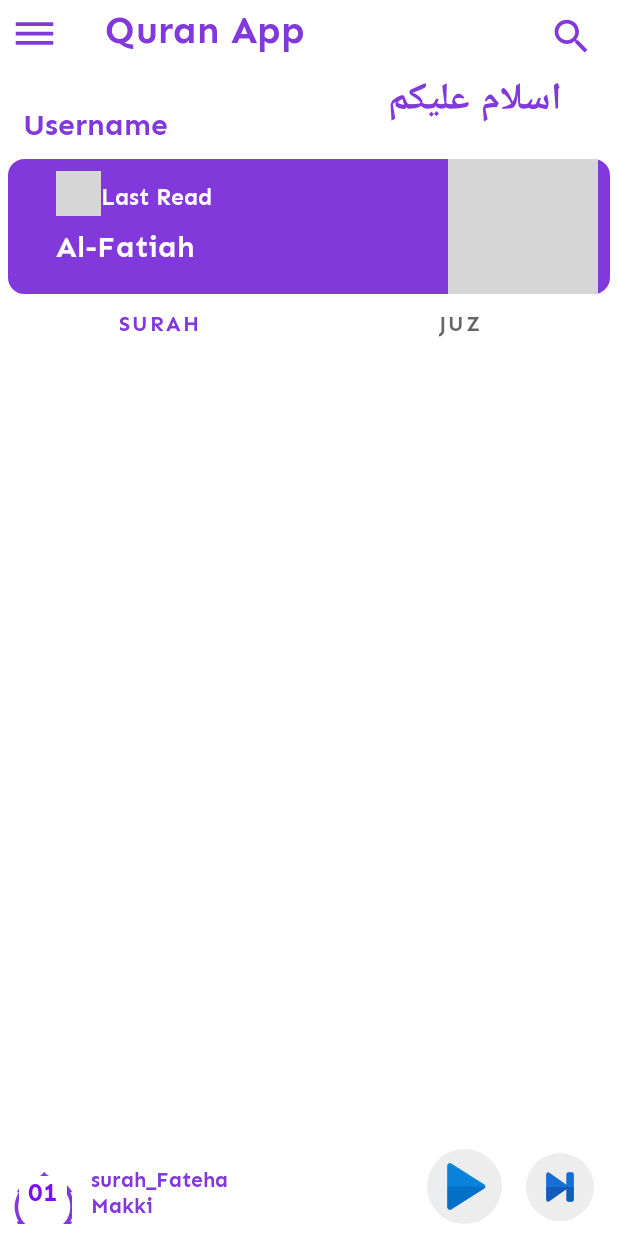
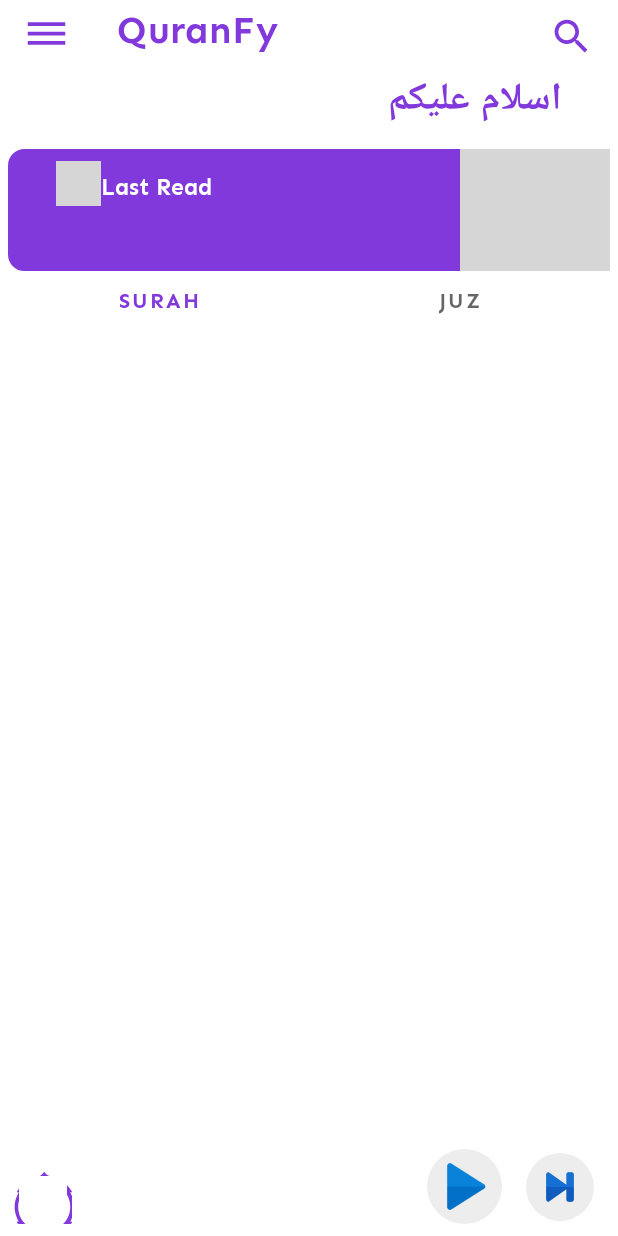
Before and after one commit to sayeedajmal/QuranFy, an Android app: the screen it shows after launch (Dashboard), on a phone screen of 412 x 824 dp. Run offline under Robolectric (Android 15) with nearby library versions, the phone set to English and light mode, and no system bars; our stand-ins replace Firebase (no records; nobody signed in at launch, a user with empty details on screens opened directly); grey boxes are pictures that could not be loaded.

Commit message:
Added Some Features.

```diff
--- a/app/src/main/java/com/Strong/quranfy/Dashboard.java
+++ b/app/src/main/java/com/Strong/quranfy/Dashboard.java
@@ -5,7 +5,10 @@ import static com.Strong.quranfy.R.drawable.play;
 
 import androidx.appcompat.app.AppCompatActivity;
 
+import android.annotation.SuppressLint;
+import android.content.Context;
 import android.content.Intent;
+import android.content.SharedPreferences;
 import android.media.MediaPlayer;
 import android.os.Bundle;
 
@@ -34,6 +37,17 @@ public class Dashboard extends AppCompatActivity implements surah_adaptor.onClic
         BindDash.tabLayout.setupWithViewPager(BindDash.dashboardPager);
         // Playing Control
         mediaPlayer=MediaPlayer.create(this, R.raw.sureh_fatiha);
+        //Adding Data of SharedPreferences
+        SharedPreferences preferences=getSharedPreferences("RecentPlay",MODE_APPEND);
+        String SurahNumber=preferences.getString("SurahNumber","");
+        String SurahName=preferences.getString("SurahName","");
+        String SurahNameArabic=preferences.getString("SurahNameArabic","");
+        BindDash.LastReadSurahNum.setText(SurahNumber);
+        BindDash.LastReadSurah.setText(SurahName);
+        BindDash.LastReadSurahArabic.setText(SurahNameArabic);
+
+        BindDash.PlaySurahNumber.setText(SurahNumber);
+        BindDash.PlaySurahName.setText(SurahName);
 
         BindDash.PlayPauseButton.setOnClickListener(view ->{
             if(mediaPlayer.isPlaying()){
--- a/app/src/main/res/layout/activity_dashboard.xml
+++ b/app/src/main/res/layout/activity_dashboard.xml
@@ -20,12 +20,12 @@
             android:id="@+id/Setting"
             android:layout_width="30dp"
             android:layout_height="30dp"
-            android:layout_marginStart="8dp"
+            android:layout_marginStart="16dp"
             android:layout_marginTop="8dp"
             android:background="#00FFFFFF"
             android:contentDescription="Menu"
+            android:foreground="?android:selectableItemBackgroundBorderless"
             android:scaleType="centerCrop"
-            android:foreground="?android:selectableItemBackgroundBorderless"
             android:src="@drawable/setting"
             android:theme="@style/Theme.QuranFy.icons"
             app:layout_constraintStart_toStartOf="parent"
@@ -39,7 +39,7 @@
             android:layout_gravity="center_vertical"
             android:layout_marginStart="32dp"
             android:gravity="center"
-            android:text="Quran App"
+            android:text="QuranFy"
             android:textSize="25sp"
             app:layout_constraintBottom_toBottomOf="parent"
             app:layout_constraintStart_toEndOf="@+id/Setting"
@@ -65,8 +65,8 @@
 
     <androidx.constraintlayout.widget.ConstraintLayout
         android:layout_width="match_parent"
-        android:layout_margin="5dp"
-        android:layout_height="50dp">
+        android:layout_height="wrap_content"
+        android:layout_margin="5dp">
 
         <TextView
             android:layout_width="wrap_content"
@@ -79,26 +79,17 @@
             app:layout_constraintTop_toTopOf="parent"
             tools:ignore="MissingConstraints" />
 
-        <TextView
-            android:id="@+id/PersonName"
-            android:layout_width="wrap_content"
-            android:layout_height="wrap_content"
-            android:text="Username"
-            android:textSize="20sp"
-            android:layout_marginStart="10dp"
-            app:layout_constraintBottom_toBottomOf="parent"
-            app:layout_constraintStart_toStartOf="parent" />
     </androidx.constraintlayout.widget.ConstraintLayout>
 
     <androidx.constraintlayout.widget.ConstraintLayout
         android:layout_width="match_parent"
-        app:cardCornerRadius="10dp"
+        android:layout_height="81dp"
+        android:layout_marginStart="5dp"
+        android:layout_marginTop="5dp"
+        android:layout_marginEnd="5dp"
+        android:background="@drawable/cardview"
         android:backgroundTint="#8239dc"
-        android:layout_marginTop="5dp"
-        android:background="@drawable/cardview"
-        android:layout_marginStart="5dp"
-        android:layout_marginEnd="5dp"
-        android:layout_height="wrap_content">
+        app:cardCornerRadius="10dp">
 
         <ImageView
             android:id="@+id/imageView"
@@ -112,42 +103,74 @@
             app:layout_constraintTop_toTopOf="parent" />
 
         <TextView
+            android:id="@+id/textView"
             android:layout_width="wrap_content"
             android:layout_height="wrap_content"
             android:layout_marginTop="16dp"
             android:background="#8239DC"
-            android:textSize="15sp"
-            android:textColor="@color/White"
             android:fontFamily="@font/senbold"
             android:text="Last Read"
+            android:textColor="@color/White"
+            android:textSize="15sp"
             app:layout_constraintStart_toEndOf="@+id/imageView"
             app:layout_constraintTop_toTopOf="parent"
             tools:ignore="MissingConstraints" />
 
         <TextView
-            android:id="@+id/LastReadsurah"
+            android:id="@+id/LastReadSurahNum"
             android:layout_width="wrap_content"
             android:layout_height="wrap_content"
             android:layout_marginStart="32dp"
-            android:layout_marginTop="8dp"
+            android:layout_marginTop="12dp"
+            android:text="01"
+            android:background="@color/transparent"
+            android:textSize="20sp"
             android:textColor="@color/White"
+            app:layout_constraintStart_toStartOf="parent"
+            app:layout_constraintTop_toBottomOf="@+id/textView" />
+
+        <TextView
+            android:id="@+id/LastReadSurah"
+            android:layout_width="wrap_content"
+            android:layout_height="wrap_content"
+            android:layout_marginStart="8dp"
+            android:layout_marginTop="12dp"
             android:background="#8239DC"
             android:fontFamily="@font/senextrabold"
             android:text="Al-Fatiah"
+            android:textColor="@color/White"
             android:textSize="20sp"
-            app:layout_constraintStart_toStartOf="parent"
-            app:layout_constraintTop_toBottomOf="@+id/imageView"
+            app:layout_constraintStart_toEndOf="@+id/LastReadSurahNum"
+            app:layout_constraintTop_toBottomOf="@+id/textView"
+            tools:ignore="MissingConstraints" />
+
+        <TextView
+            android:id="@+id/LastReadSurahArabic"
+            android:layout_width="119dp"
+            android:layout_height="22dp"
+            android:layout_marginStart="8dp"
+            android:layout_marginTop="48dp"
+            android:textColor="@color/White"
+            android:fontFamily="@font/allah_01"
+            android:text="الفاتحة"
+            android:textSize="25dp"
+            android:background="@color/transparent"
+            app:layout_constraintEnd_toStartOf="@+id/imageView2"
+            app:layout_constraintStart_toEndOf="@+id/LastReadSurah"
+            app:layout_constraintTop_toTopOf="parent"
             tools:ignore="MissingConstraints" />
 
         <ImageView
+            android:id="@+id/imageView2"
             android:layout_width="100dp"
-            android:layout_height="90dp"
-            android:layout_marginEnd="8dp"
+            android:layout_height="match_parent"
             android:backgroundTint="#8239DC"
+            android:scaleType="centerCrop"
             android:src="@drawable/quran"
             app:layout_constraintBottom_toBottomOf="parent"
             app:layout_constraintEnd_toEndOf="parent"
-            app:layout_constraintTop_toTopOf="parent" />
+            app:layout_constraintTop_toTopOf="parent"
+            app:layout_constraintVertical_bias="0.0" />
 
     </androidx.constraintlayout.widget.ConstraintLayout>
 
@@ -232,7 +255,6 @@
                 android:layout_height="wrap_content"
                 android:text="01"
                 android:textAlignment="center"
-                android:textColor="#7A10FB"
                 android:textSize="17sp"
                 app:layout_constraintBottom_toBottomOf="@+id/surahIcon"
                 app:layout_constraintEnd_toEndOf="@+id/surahIcon"
@@ -258,7 +280,7 @@
                 android:layout_width="wrap_content"
                 android:layout_height="wrap_content"
                 android:layout_marginStart="16dp"
-                android:text="Makki"
+                android:background="@color/transparent"
                 app:layout_constraintStart_toEndOf="@+id/Play_surah_Number"
                 app:layout_constraintTop_toBottomOf="@+id/Play_surah_name" />
         </androidx.constraintlayout.widget.ConstraintLayout>
--- a/app/src/main/res/layout/indexsample.xml
+++ b/app/src/main/res/layout/indexsample.xml
@@ -14,6 +14,7 @@
         android:layout_marginStart="8dp"
         android:layout_marginTop="10dp"
         android:text="۝"
+        android:textColor="#FFFFFF"
         android:textSize="35sp"
         app:layout_constraintBottom_toBottomOf="parent"
         app:layout_constraintStart_toStartOf="parent"
@@ -25,7 +26,6 @@
         android:layout_height="wrap_content"
         android:text="01"
         android:textAlignment="center"
-        android:textColor="#8427F6"
         android:textSize="17sp"
         app:layout_constraintBottom_toBottomOf="@+id/surahIcon"
         app:layout_constraintEnd_toEndOf="@+id/surahIcon"
```
Also changed, not shown: app/src/main/java/com/Strong/quranfy/Adaptor/surah_adaptor.java (+13 -0 lines), app/src/main/res/layout/activity_play_screen.xml (+12 -9 lines), app/src/main/res/layout/activity_splash.xml (+11 -0 lines).
